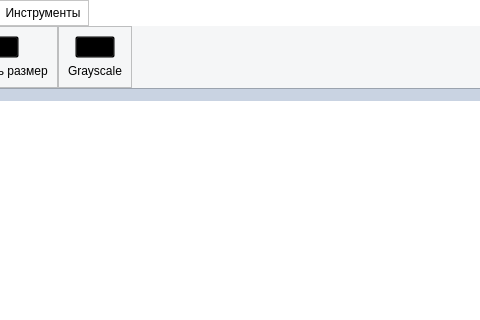
Qt form views/ui/main_window.ui (Vityshha/educational-photoshop) before a commit; both pictures show x 139 to 619 and y 0 to 320 of the 800 by 600 pixel window.
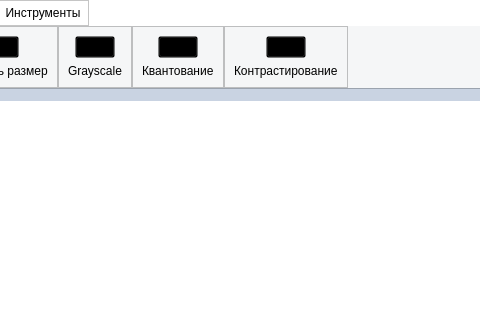
The same form after that commit. Icons and pictures are not drawn.

What changed in the file:
```diff
--- a/views/ui/main_window.ui
+++ b/views/ui/main_window.ui
@@ -404,6 +404,56 @@
                 <property name="frameShadow">
                  <enum>QFrame::Raised</enum>
                 </property>
+                <layout class="QVBoxLayout" name="verticalLayout_7">
+                 <item alignment="Qt::AlignHCenter">
+                  <widget class="QPushButton" name="btn_quant">
+                   <property name="styleSheet">
+                    <string notr="true">background-color: transparent;
+image: url(:/newPrefix/images/align_vertical_bottom.png);</string>
+                   </property>
+                   <property name="text">
+                    <string/>
+                   </property>
+                  </widget>
+                 </item>
+                 <item alignment="Qt::AlignHCenter">
+                  <widget class="QLabel" name="label_3">
+                   <property name="text">
+                    <string>Квантование</string>
+                   </property>
+                  </widget>
+                 </item>
+                </layout>
+               </widget>
+              </item>
+              <item>
+               <widget class="QFrame" name="frame_12">
+                <property name="frameShape">
+                 <enum>QFrame::StyledPanel</enum>
+                </property>
+                <property name="frameShadow">
+                 <enum>QFrame::Raised</enum>
+                </property>
+                <layout class="QVBoxLayout" name="verticalLayout_8">
+                 <item alignment="Qt::AlignHCenter">
+                  <widget class="QPushButton" name="pushButton">
+                   <property name="styleSheet">
+                    <string notr="true">background-color: transparent;
+image: url(:/newPrefix/images/contrast_circle.png);</string>
+                   </property>
+                   <property name="text">
+                    <string/>
+                   </property>
+                  </widget>
+                 </item>
+                 <item alignment="Qt::AlignHCenter">
+                  <widget class="QLabel" name="label_4">
+                   <property name="text">
+                    <string>Контрастирование</string>
+                   </property>
+                  </widget>
+                 </item>
+                </layout>
                </widget>
               </item>
               <item>
```
